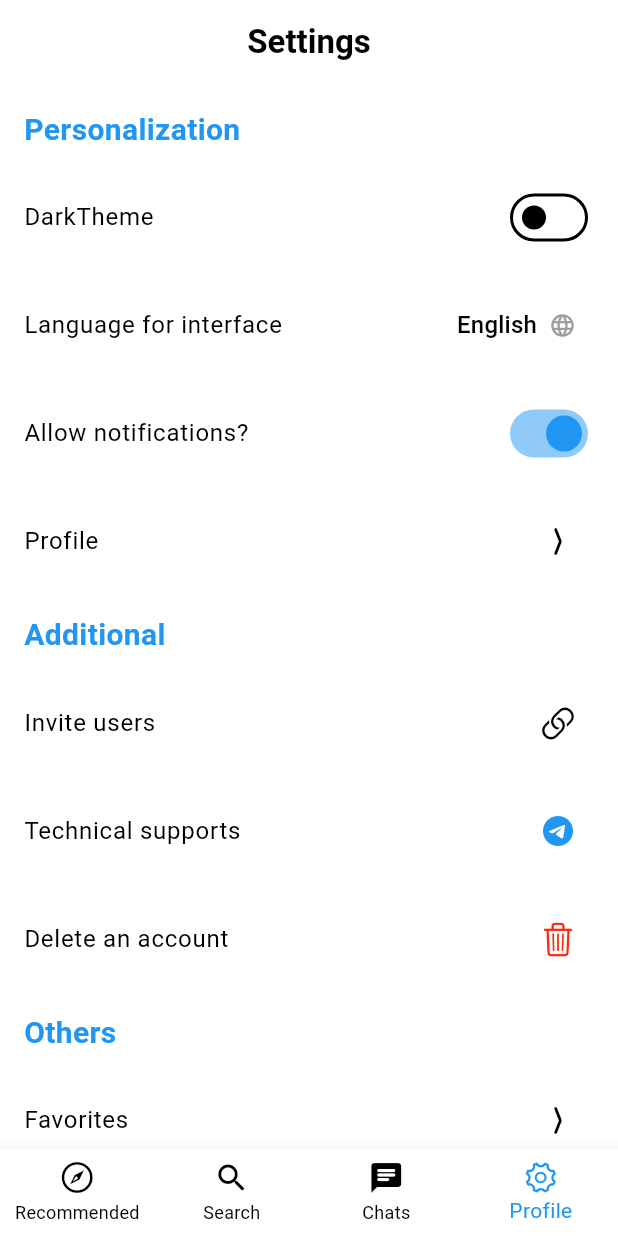
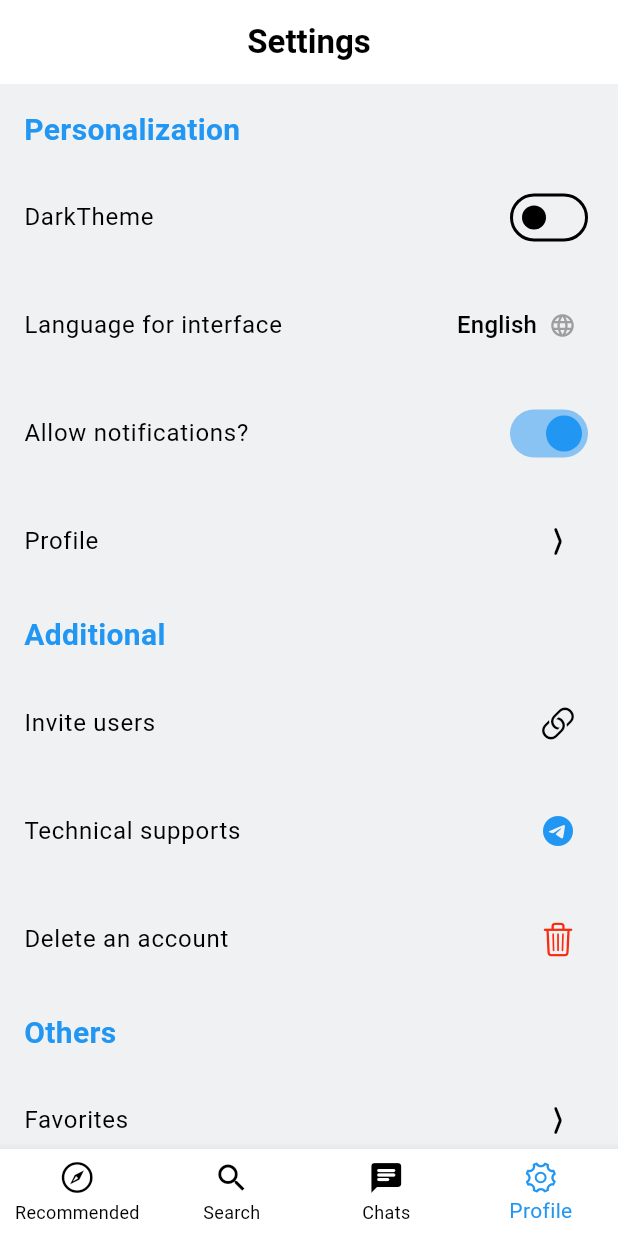
Before and after one commit to EgorSborschikov/Interest, a Flutter app: the HomePage screen opened directly, swiped to page 4, on a phone screen of 412 x 824 dp. Run offline on Flutter 3.47's test engine with Material 3 defaults, Android fonts, the light colour scheme and no system bars; our stand-ins replace device_preview, shared_preferences, supabase_flutter, talker_flutter; accounts and stored records are empty; generated files the repository leaves out were written again.

Commit message:
hotfix color scheme

```diff
--- a/mobile/interest/lib/main.dart
+++ b/mobile/interest/lib/main.dart
@@ -1,6 +1,5 @@
 import 'package:device_preview/device_preview.dart';
 import 'package:flutter/material.dart';
-import 'package:interest/features/home/home.dart';
 import 'package:interest/l10n/locale_provider.dart';
 import 'package:interest/services/supabase/auth_gate.dart';
 import 'package:interest/ui/themes/themes.dart';
@@ -30,11 +29,11 @@ Future<void> main() async {
         ChangeNotifierProvider(create: (_) => ThemeProvider()),
         ChangeNotifierProvider.value(value: localeProvider)
       ],
-      child: //const InterestApp(),
-      DevicePreview(
+      child: const InterestApp(),
+      /*DevicePreview(
         enabled: true,
         builder: (context) => const InterestApp()
-      ),
+      ),*/
     ),
   );
 }
@@ -70,7 +69,7 @@ class InterestApp extends StatelessWidget {
       theme: themeProvider.isDarkTheme
         ? darkTheme
         : lightTheme,
-      home: HomePage()//AuthGate()
+      home: AuthGate()
     );
   }
 }
--- a/mobile/interest/lib/ui/components/platform/platform_app_bar.dart
+++ b/mobile/interest/lib/ui/components/platform/platform_app_bar.dart
@@ -1,6 +1,8 @@
 import 'package:flutter/cupertino.dart';
 import 'package:flutter/material.dart';
 import 'package:interest/ui/themes/themes.dart';
+import 'package:provider/provider.dart';
+import '../../themes/theme_provider.dart';
 
 ///<summary>
 /// Виджет определения и отображения нативной верхней панели приложения
@@ -16,10 +18,13 @@ class PlatformAppBar extends StatelessWidget implements PreferredSizeWidget {
   @override
   Widget build(BuildContext context) {
     final theme = Theme.of(context);
+    final themeProvider = Provider.of<ThemeProvider>(context);
 
     if (theme.isMaterial){
       return AppBar(
-        backgroundColor: theme.colorScheme.surface,
+        backgroundColor: themeProvider.isDarkTheme
+          ? theme.colorScheme.tertiary
+          : Colors.white,
         title: Text(
           title,
           style: TextStyle(
@@ -40,7 +45,9 @@ class PlatformAppBar extends StatelessWidget implements PreferredSizeWidget {
       );
     } else {
       return CupertinoNavigationBar(
-        backgroundColor: theme.colorScheme.surface,
+        backgroundColor: themeProvider.isDarkTheme
+          ? theme.colorScheme.tertiary
+          : Colors.white,
         middle: Text(
           title,
           style: TextStyle(
--- a/mobile/interest/lib/ui/components/platform/platform_navigation_bar.dart
+++ b/mobile/interest/lib/ui/components/platform/platform_navigation_bar.dart
@@ -2,7 +2,6 @@ import 'package:flutter/cupertino.dart';
 import 'package:flutter/material.dart';
 import 'package:interest/ui/themes/themes.dart';
 import 'package:provider/provider.dart';
-
 import '../../themes/theme_provider.dart';
 
 class PlatformNavigationBar extends StatelessWidget{
@@ -15,11 +14,14 @@ class PlatformNavigationBar extends StatelessWidget{
   @override
   Widget build(BuildContext context) {
     final theme = Theme.of(context);
+    final themeProvider = Provider.of<ThemeProvider>(context);
 
     if (theme.isMaterial){
       return BottomNavigationBar(
         type: BottomNavigationBarType.fixed,
-        backgroundColor: Provider.of<ThemeProvider>(context).isDarkTheme ? Colors.black : Colors.white,
+        backgroundColor: themeProvider.isDarkTheme
+          ? theme.colorScheme.tertiary
+          : Colors.white,
         items: items,
         currentIndex: currentIndex,
         selectedItemColor: theme.primaryColor,
@@ -28,7 +30,9 @@ class PlatformNavigationBar extends StatelessWidget{
       );
     } else {
       return CupertinoTabBar(
-        backgroundColor: Provider.of<ThemeProvider>(context).isDarkTheme ? Colors.black : Colors.white,
+        backgroundColor: themeProvider.isDarkTheme
+          ? theme.colorScheme.tertiary
+          : Colors.white,
         items: items,
         currentIndex: currentIndex,
         activeColor: theme.primaryColor,
--- a/mobile/interest/lib/ui/themes/themes.dart
+++ b/mobile/interest/lib/ui/themes/themes.dart
@@ -5,12 +5,12 @@ const Color _primaryColor = Colors.blue;
 
 ThemeData get lightTheme => ThemeData(
   primaryColor: _primaryColor,
-  //scaffoldBackgroundColor: Colors.white,
   useMaterial3: true,
+  scaffoldBackgroundColor: const Color(0xFFEFF1F3),
   colorScheme: ColorScheme.light(
     primary: _primaryColor,
     secondary: Colors.blueAccent,
-    surface: Colors.white, // Фон компонентов
+    surface: const Color(0xFFEFF1F3), // Фон компонентов
     onSurface: Colors.black, // Цвет текста/иконок на surface
     tertiary: Colors.grey.shade200
   ),
@@ -18,14 +18,14 @@ ThemeData get lightTheme => ThemeData(
 
 ThemeData get darkTheme => ThemeData(
   primaryColor: _primaryColor,
-  //scaffoldBackgroundColor: Color(0xFF353535),
   useMaterial3: true,
+  scaffoldBackgroundColor: Colors.black,
   colorScheme: ColorScheme.dark(
     primary: _primaryColor,
     secondary: Colors.blueAccent,
-    surface: const Color.fromARGB(255, 29, 29, 29),
+    surface: Colors.black,
     onSurface: Colors.white,
-    tertiary: Colors.grey.shade500
+    tertiary: Color.fromARGB(110, 51, 51, 51),
   ),
 );
 
```
